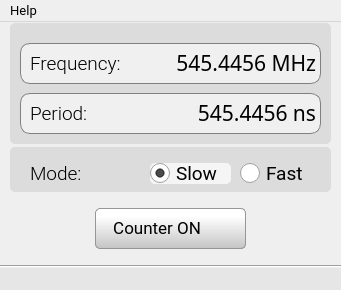
Above: src/software-qt/EMBO/window_cntr.ui from parezj/EMBO before the change. Below: the same form after it.
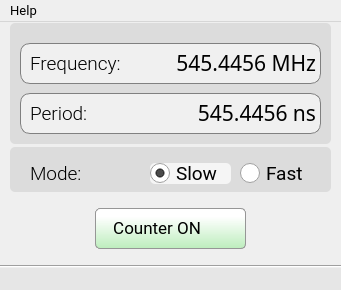
That is the form after the change. Icons and pictures are not drawn.

What changed in the file:
```diff
--- a/src/software-qt/EMBO/window_cntr.ui
+++ b/src/software-qt/EMBO/window_cntr.ui
@@ -127,7 +127,7 @@
     padding: 0.2em 0.2em 0.3em 0.2em;
     border: 1px solid rgb(150, 150, 150);
 	border-radius: 5px;
-    background: qlineargradient(x1:0, y1:0, x2:0, y2:2, stop:0 #FFFFFF, stop:0.1 #FFFFFF, stop:1  #7B7B7B);
+    background: qlineargradient(x1:0, y1:0, x2:0, y2:2, stop:0 #FFFFFF, stop:0.1 #FFFFFF, stop:1  #69D769);
     color: black;
 }
 
```
